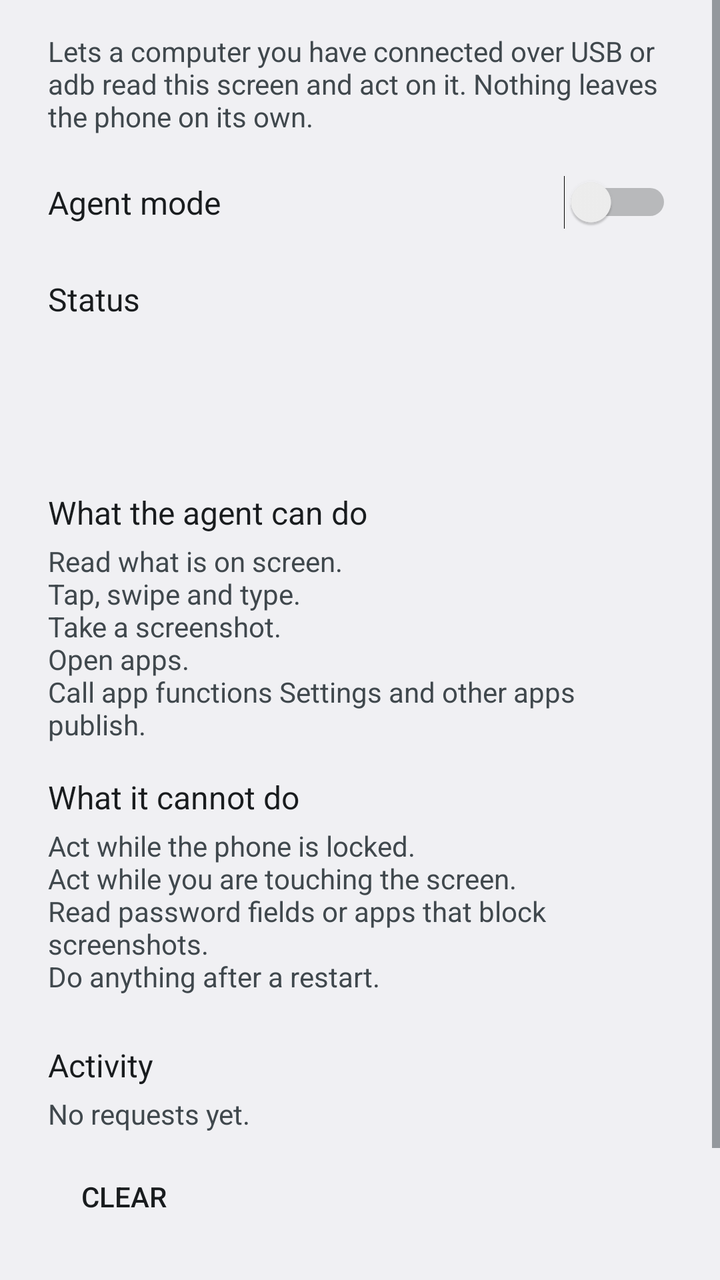
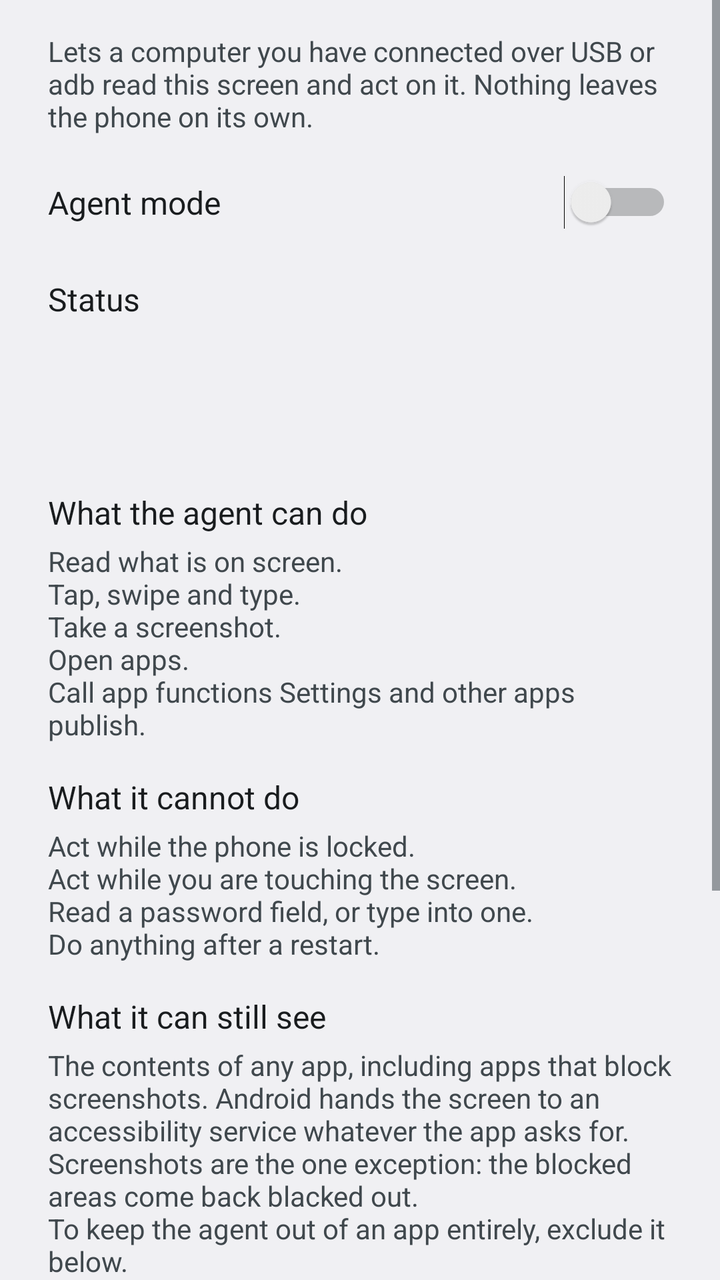

Screens rendered from an Android XML layout before and after an edit, with the pre-edit source and the edit as a unified diff.
<!-- AndroidManifest.xml: application theme android:Theme.DeviceDefault.Settings -->
<!-- res/layout/activity_agent_settings.xml -->
<?xml version="1.0" encoding="utf-8"?>
<ScrollView xmlns:android="http://schemas.android.com/apk/res/android"
    android:layout_width="match_parent"
    android:layout_height="match_parent"
    android:background="?android:attr/colorBackground"
    android:fillViewport="true">

    <LinearLayout
        android:layout_width="match_parent"
        android:layout_height="wrap_content"
        android:orientation="vertical"
        android:paddingStart="24dp"
        android:paddingEnd="24dp"
        android:paddingTop="16dp"
        android:paddingBottom="32dp">

        <TextView
            android:id="@+id/intro"
            android:layout_width="match_parent"
            android:layout_height="wrap_content"
            android:text="@string/agent_intro"
            android:textAppearance="?android:attr/textAppearanceListItemSecondary"
            android:textColor="?android:attr/textColorSecondary" />

        <LinearLayout
            android:layout_width="match_parent"
            android:layout_height="wrap_content"
            android:layout_marginTop="20dp"
            android:gravity="center_vertical"
            android:orientation="horizontal">

            <TextView
                android:layout_width="0dp"
                android:layout_height="wrap_content"
                android:layout_weight="1"
                android:text="@string/agent_switch_label"
                android:textAppearance="?android:attr/textAppearanceListItem"
                android:textColor="?android:attr/textColorPrimary" />

            <Switch
                android:id="@+id/master_switch"
                android:layout_width="wrap_content"
                android:layout_height="wrap_content"
                android:contentDescription="@string/agent_switch_label" />
        </LinearLayout>

        <TextView
            android:layout_width="match_parent"
            android:layout_height="wrap_content"
            android:layout_marginTop="24dp"
            android:text="@string/status_header"
            android:textAppearance="?android:attr/textAppearanceListItem"
            android:textColor="?android:attr/textColorPrimary" />

        <TextView
            android:id="@+id/status_bridge"
            android:layout_width="match_parent"
            android:layout_height="wrap_content"
            android:layout_marginTop="4dp"
            android:textAppearance="?android:attr/textAppearanceListItemSecondary"
            android:textColor="?android:attr/textColorSecondary" />

        <TextView
            android:id="@+id/status_a11y"
            android:layout_width="match_parent"
            android:layout_height="wrap_content"
            android:textAppearance="?android:attr/textAppearanceListItemSecondary"
            android:textColor="?android:attr/textColorSecondary" />

        <TextView
            android:id="@+id/status_session"
            android:layout_width="match_parent"
            android:layout_height="wrap_content"
            android:textAppearance="?android:attr/textAppearanceListItemSecondary"
            android:textColor="?android:attr/textColorSecondary" />

        <LinearLayout
            android:id="@+id/pairing_group"
            android:layout_width="match_parent"
            android:layout_height="wrap_content"
            android:layout_marginTop="24dp"
            android:orientation="vertical"
            android:visibility="gone">

            <TextView
                android:layout_width="match_parent"
                android:layout_height="wrap_content"
                android:text="@string/pairing_header"
                android:textAppearance="?android:attr/textAppearanceListItem"
                android:textColor="?android:attr/textColorPrimary" />

            <LinearLayout
                android:layout_width="match_parent"
                android:layout_height="wrap_content"
                android:layout_marginTop="8dp"
                android:gravity="center_vertical"
                android:orientation="horizontal">

                <TextView
                    android:id="@+id/pairing_code"
                    android:layout_width="0dp"
                    android:layout_height="wrap_content"
                    android:layout_weight="1"
                    android:fontFamily="monospace"
                    android:letterSpacing="0.35"
                    android:textColor="?android:attr/textColorPrimary"
                    android:textSize="34sp" />

                <Button
                    android:id="@+id/new_code"
                    style="?android:attr/borderlessButtonStyle"
                    android:layout_width="wrap_content"
                    android:layout_height="wrap_content"
                    android:text="@string/pairing_new_code"
                    android:textColor="?android:attr/textColorPrimary" />
            </LinearLayout>

            <TextView
                android:layout_width="match_parent"
                android:layout_height="wrap_content"
                android:text="@string/pairing_hint"
                android:textAppearance="?android:attr/textAppearanceListItemSecondary"
                android:textColor="?android:attr/textColorSecondary" />
        </LinearLayout>

        <TextView
            android:layout_width="match_parent"
            android:layout_height="wrap_content"
            android:layout_marginTop="24dp"
            android:text="@string/can_do_header"
            android:textAppearance="?android:attr/textAppearanceListItem"
            android:textColor="?android:attr/textColorPrimary" />

        <TextView
            android:layout_width="match_parent"
            android:layout_height="wrap_content"
            android:layout_marginTop="4dp"
            android:text="@string/can_do_body"
            android:textAppearance="?android:attr/textAppearanceListItemSecondary"
            android:textColor="?android:attr/textColorSecondary" />

        <TextView
            android:layout_width="match_parent"
            android:layout_height="wrap_content"
            android:layout_marginTop="16dp"
            android:text="@string/cannot_do_header"
            android:textAppearance="?android:attr/textAppearanceListItem"
            android:textColor="?android:attr/textColorPrimary" />

        <TextView
            android:layout_width="match_parent"
            android:layout_height="wrap_content"
            android:layout_marginTop="4dp"
            android:text="@string/cannot_do_body"
            android:textAppearance="?android:attr/textAppearanceListItemSecondary"
            android:textColor="?android:attr/textColorSecondary" />

        <TextView
            android:layout_width="match_parent"
            android:layout_height="wrap_content"
            android:layout_marginTop="24dp"
            android:text="@string/activity_header"
            android:textAppearance="?android:attr/textAppearanceListItem"
            android:textColor="?android:attr/textColorPrimary" />

        <TextView
            android:id="@+id/activity_empty"
            android:layout_width="match_parent"
            android:layout_height="wrap_content"
            android:layout_marginTop="4dp"
            android:text="@string/activity_empty"
            android:textAppearance="?android:attr/textAppearanceListItemSecondary"
            android:textColor="?android:attr/textColorSecondary" />

        <androidx.recyclerview.widget.RecyclerView
            android:id="@+id/audit_list"
            android:layout_width="match_parent"
            android:layout_height="wrap_content"
            android:layout_marginTop="4dp"
            android:nestedScrollingEnabled="false" />

        <Button
            android:id="@+id/clear_log"
            style="?android:attr/borderlessButtonStyle"
            android:layout_width="wrap_content"
            android:layout_height="wrap_content"
            android:layout_marginTop="4dp"
            android:paddingStart="0dp"
            android:text="@string/activity_clear"
            android:textColor="?android:attr/textColorPrimary" />

        <TextView
            android:layout_width="match_parent"
            android:layout_height="wrap_content"
            android:layout_marginTop="24dp"
            android:text="@string/footer_reboot"
            android:textAppearance="?android:attr/textAppearanceListItemSecondary"
            android:textColor="?android:attr/textColorSecondary" />
    </LinearLayout>
</ScrollView>
<!-- resources referenced by this layout -->
<resources>
  <string name="activity_clear">Clear</string>
  <string name="activity_empty">No requests yet.</string>
  <string name="activity_header">Activity</string>
  <string name="agent_intro">Lets a computer you have connected over USB or adb read this screen and act on it. Nothing leaves the phone on its own.</string>
  <string name="agent_switch_label">Agent mode</string>
  <string name="can_do_body">Read what is on screen.\nTap, swipe and type.\nTake a screenshot.\nOpen apps.\nCall app functions Settings and other apps publish.</string>
  <string name="can_do_header">What the agent can do</string>
  <string name="cannot_do_body">Act while the phone is locked.\nAct while you are touching the screen.\nRead password fields or apps that block screenshots.\nDo anything after a restart.</string>
  <string name="cannot_do_header">What it cannot do</string>
  <string name="footer_reboot">Agent mode turns itself off when the phone restarts.</string>
  <string name="pairing_header">Pairing code</string>
  <string name="pairing_hint">Type this on the computer to pair. It changes each time Agent mode starts.</string>
  <string name="pairing_new_code">New code</string>
  <string name="status_header">Status</string>
</resources>

<!-- the commit's change to res/layout/activity_agent_settings.xml (unified diff, before → after) -->
@@ -158,6 +158,59 @@
         <TextView
             android:layout_width="match_parent"
             android:layout_height="wrap_content"
+            android:layout_marginTop="16dp"
+            android:text="@string/caveat_header"
+            android:textAppearance="?android:attr/textAppearanceListItem"
+            android:textColor="?android:attr/textColorPrimary" />
+
+        <TextView
+            android:layout_width="match_parent"
+            android:layout_height="wrap_content"
+            android:layout_marginTop="4dp"
+            android:text="@string/caveat_body"
+            android:textAppearance="?android:attr/textAppearanceListItemSecondary"
+            android:textColor="?android:attr/textColorSecondary" />
+
+        <LinearLayout
+            android:layout_width="match_parent"
+            android:layout_height="wrap_content"
+            android:layout_marginTop="16dp"
+            android:gravity="center_vertical"
+            android:orientation="horizontal">
+
+            <LinearLayout
+                android:layout_width="0dp"
+                android:layout_height="wrap_content"
+                android:layout_weight="1"
+                android:orientation="vertical">
+
+                <TextView
+                    android:layout_width="match_parent"
+                    android:layout_height="wrap_content"
+                    android:text="@string/excluded_header"
+                    android:textAppearance="?android:attr/textAppearanceListItem"
+                    android:textColor="?android:attr/textColorPrimary" />
+
+                <TextView
+                    android:id="@+id/excluded_summary"
+                    android:layout_width="match_parent"
+                    android:layout_height="wrap_content"
+                    android:textAppearance="?android:attr/textAppearanceListItemSecondary"
+                    android:textColor="?android:attr/textColorSecondary" />
+            </LinearLayout>
+
+            <Button
+                android:id="@+id/excluded_edit"
+                style="?android:attr/borderlessButtonStyle"
+                android:layout_width="wrap_content"
+                android:layout_height="wrap_content"
+                android:text="@string/excluded_edit"
+                android:textColor="?android:attr/textColorPrimary" />
+        </LinearLayout>
+
+        <TextView
+            android:layout_width="match_parent"
+            android:layout_height="wrap_content"
             android:layout_marginTop="24dp"
             android:text="@string/activity_header"
             android:textAppearance="?android:attr/textAppearanceListItem"
<!-- resource entries referenced after the edit -->
@@ -7,8 +7,12 @@
   <string name="agent_switch_label">Agent mode</string>
   <string name="can_do_body">Read what is on screen.\nTap, swipe and type.\nTake a screenshot.\nOpen apps.\nCall app functions Settings and other apps publish.</string>
   <string name="can_do_header">What the agent can do</string>
-  <string name="cannot_do_body">Act while the phone is locked.\nAct while you are touching the screen.\nRead password fields or apps that block screenshots.\nDo anything after a restart.</string>
+  <string name="cannot_do_body">Act while the phone is locked.\nAct while you are touching the screen.\nRead a password field, or type into one.\nDo anything after a restart.</string>
   <string name="cannot_do_header">What it cannot do</string>
+  <string name="caveat_body">The contents of any app, including apps that block screenshots. Android hands the screen to an accessibility service whatever the app asks for.\nScreenshots are the one exception: the blocked areas come back blacked out.\nTo keep the agent out of an app entirely, exclude it below.</string>
+  <string name="caveat_header">What it can still see</string>
+  <string name="excluded_edit">Edit</string>
+  <string name="excluded_header">Excluded apps</string>
   <string name="footer_reboot">Agent mode turns itself off when the phone restarts.</string>
   <string name="pairing_header">Pairing code</string>
   <string name="pairing_hint">Type this on the computer to pair. It changes each time Agent mode starts.</string>
